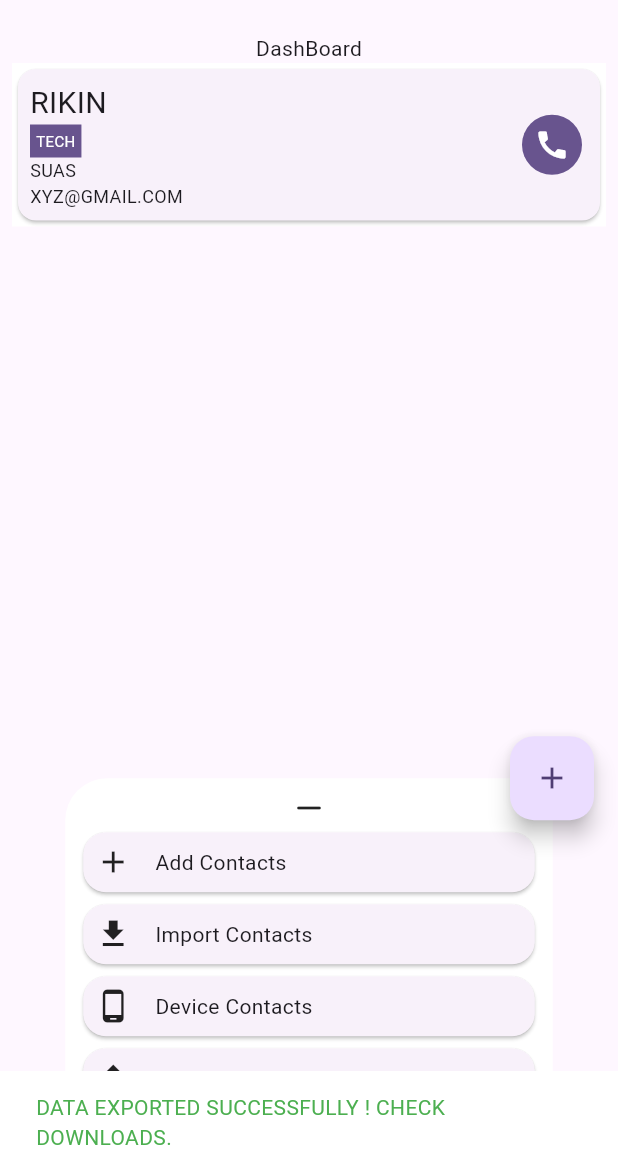
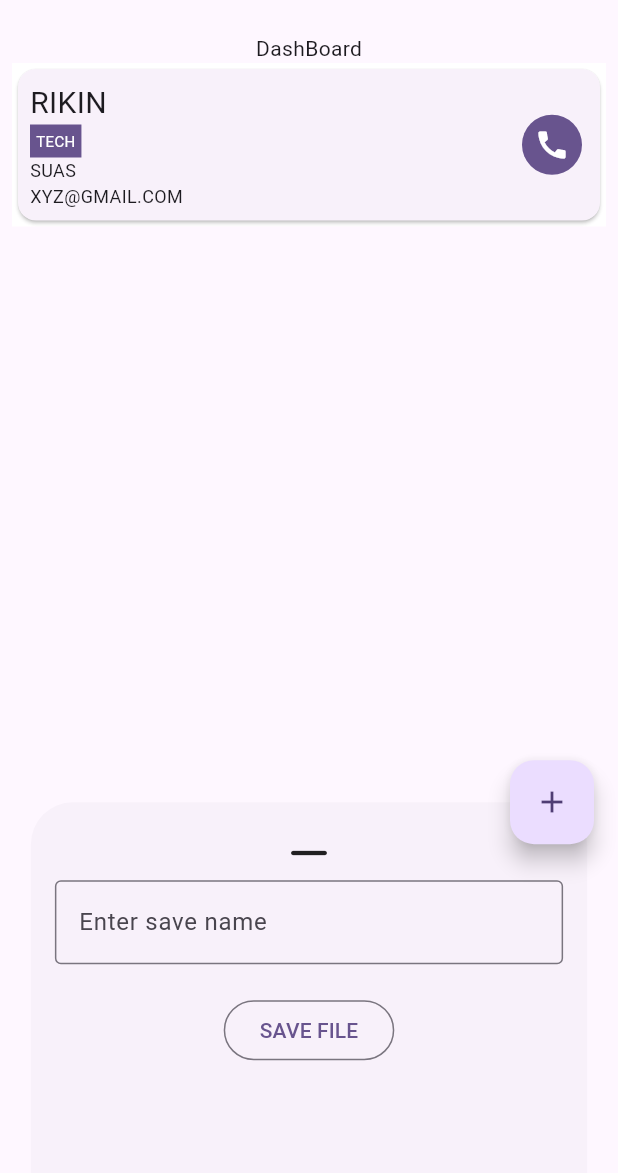
Before and after one commit to CrazyRikin/contact_book, a Flutter app: the screen it shows after launch, after a tap on the "add" icon, after a tap on "Export Contacts", on a phone screen of 412 x 824 dp, the part 63-1236 px from its top. Run offline on Flutter 3.47's test engine with Material 3 defaults, Android fonts, the phone set to English and light mode, and no system bars; our stand-ins replace csv, file_picker; missing offline and left inert: external_path, fluttercontactpicker.

Commit message:
removed print statements and improved export experience.

```diff
--- a/lib/pages/add_contact.dart
+++ b/lib/pages/add_contact.dart
@@ -63,9 +63,7 @@ class _AddContactsState extends State<AddContacts> {
                         workController.text,
                         contactlistprovider.defaultGroup);
                     Navigator.pop(context);
-                  } catch (e) {
-                    print("error!");
-                  }
+                  } catch (e) {}
                 },
                 icon: const Icon(Icons.save_alt, size: 32)),
           )
--- a/lib/services/providers/contacts_provider.dart
+++ b/lib/services/providers/contacts_provider.dart
@@ -11,6 +11,9 @@ List<String> saveOptions = ["Save To Device", "Save To Google"];
 class ContactListProvider extends ChangeNotifier {
   FilePickerResult? result;
   String? csv;
+  List<List<dynamic>> listContacts = [];
+  List<dynamic> listContact = [];
+  var saveName = TextEditingController();
 
   FullContact fetchedContact = FullContact([], [], [], [],
       StructuredName('', '', '', ''), null, null, null, null, [], []);
@@ -61,9 +64,7 @@ class ContactListProvider extends ChangeNotifier {
     notifyListeners();
   }
 
-  void dataExport() async {
-    List<List<dynamic>> listContacts = [];
-    List<dynamic> listContact = [];
+  void dataExport(context) async {
     listContact.add('Name');
     listContact.add('Company');
     listContact.add('Title');
@@ -83,11 +84,64 @@ class ContactListProvider extends ChangeNotifier {
     csv = const ListToCsvConverter().convert(listContacts);
     String dir = await ExternalPath.getExternalStoragePublicDirectory(
         ExternalPath.DIRECTORY_DOWNLOADS);
-    print("dir $dir");
+
     String file = dir;
-    File f = File(file + ("/contacts.csv"));
-    f.writeAsString(csv!);
-    print(" export function called successfully");
+    showBottomSheet(
+        context: context,
+        builder: (context) => SizedBox(
+              width: MediaQuery.of(context).size.width * 0.9,
+              height: MediaQuery.of(context).size.height * 0.3,
+              child: Center(
+                child: Padding(
+                  padding: const EdgeInsets.all(16),
+                  child: Column(children: [
+                    const Icon(Icons.horizontal_rule_rounded, size: 36),
+                    TextField(
+                        decoration: const InputDecoration(
+                            hintText: 'Enter save name',
+                            border: OutlineInputBorder()),
+                        controller: saveName),
+                    const SizedBox(height: 20),
+                    OutlinedButton(
+                        onPressed: () {
+                          if (saveName.text.isNotEmpty) {
+                            File f = File(
+                                file + ("/${saveName.text.trimRight()}.csv"));
+                            f.writeAsString(csv!);
+                            ScaffoldMessenger.of(context).showSnackBar(
+                              const SnackBar(
+                                duration: Duration(seconds: 3),
+                                backgroundColor: Colors.white,
+                                content: Center(
+                                  child: Text(
+                                    'DATA EXPORTED SUCCESSFULLY ! CHECK DOWNLOADS.',
+                                    style: TextStyle(color: Colors.green),
+                                  ),
+                                ),
+                              ),
+                            );
+                            saveName.clear();
+                            Navigator.pop(context);
+                          } else {
+                            ScaffoldMessenger.of(context).showSnackBar(
+                              const SnackBar(
+                                duration: Duration(seconds: 3),
+                                backgroundColor: Colors.white,
+                                content: Center(
+                                  child: Text(
+                                    'ENTER A VALID NAME',
+                                    style: TextStyle(color: Colors.red),
+                                  ),
+                                ),
+                              ),
+                            );
+                          }
+                        },
+                        child: const Text("SAVE FILE"))
+                  ]),
+                ),
+              ),
+            ));
 
     notifyListeners();
   }
--- a/lib/widgets/HomePageWidgets/floating_button.dart
+++ b/lib/widgets/HomePageWidgets/floating_button.dart
@@ -2,7 +2,6 @@ import 'package:contact_book/pages/add_contact.dart';
 import 'package:contact_book/pages/import_contacts.dart';
 import 'package:contact_book/pages/import_device_contact.dart';
 import 'package:contact_book/services/providers/contacts_provider.dart';
-
 import 'package:contact_book/widgets/HomePageWidgets/buttons_to_nextpage.dart';
 import 'package:flutter/material.dart';
 import 'package:provider/provider.dart';
@@ -26,7 +25,7 @@ class CustomFloatingButton extends StatelessWidget {
                 height: deviceHeight * 0.3,
                 child: Column(
                   children: [
-                    const Icon(Icons.horizontal_rule_rounded),
+                    const Icon(Icons.horizontal_rule_rounded, size: 36),
                     Expanded(
                       child: Column(
                         mainAxisSize: MainAxisSize.max,
@@ -49,19 +48,7 @@ class CustomFloatingButton extends StatelessWidget {
                             child: GestureDetector(
                               onTap: () {
                                 try {
-                                  contactlistprovider.dataExport();
-                                  ScaffoldMessenger.of(context).showSnackBar(
-                                    const SnackBar(
-                                      duration: Duration(seconds: 3),
-                                      backgroundColor: Colors.white,
-                                      content: Center(
-                                        child: Text(
-                                          'DATA EXPORTED SUCCESSFULLY ! CHECK DOWNLOADS.',
-                                          style: TextStyle(color: Colors.green),
-                                        ),
-                                      ),
-                                    ),
-                                  );
+                                  contactlistprovider.dataExport(context);
                                 } catch (e) {
                                   ScaffoldMessenger.of(context).showSnackBar(
                                     const SnackBar(
```
Also changed, not shown: lib/pages/import_contacts.dart (+2 -14 lines), lib/pages/import_device_contact.dart (+5 -18 lines).
